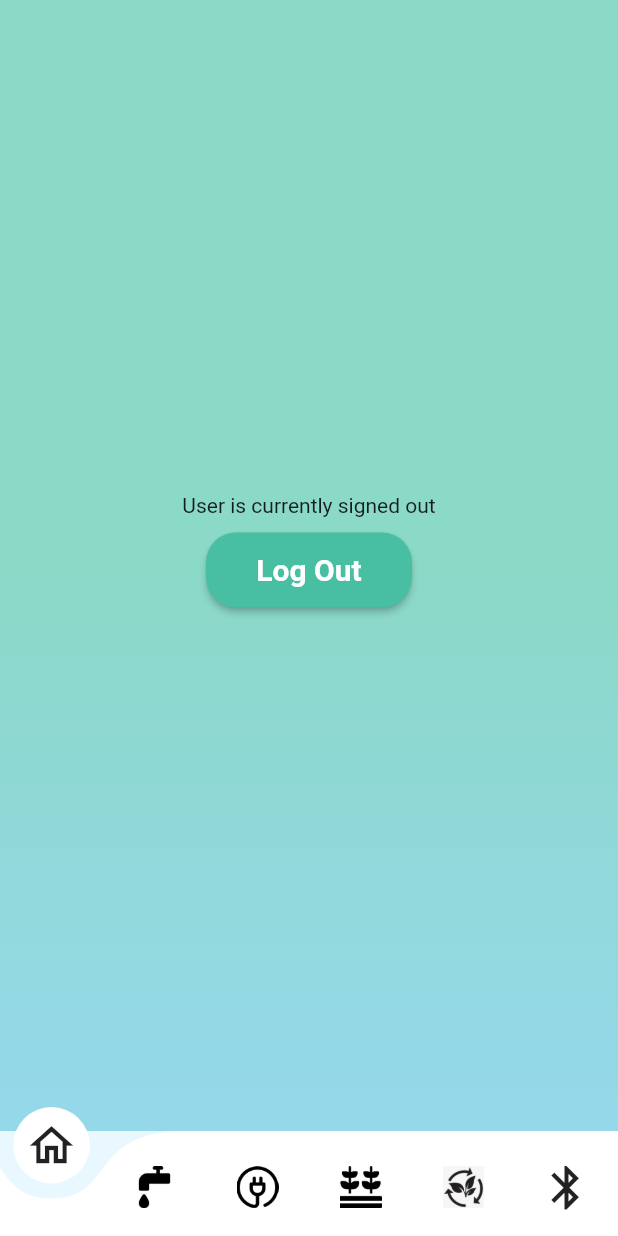
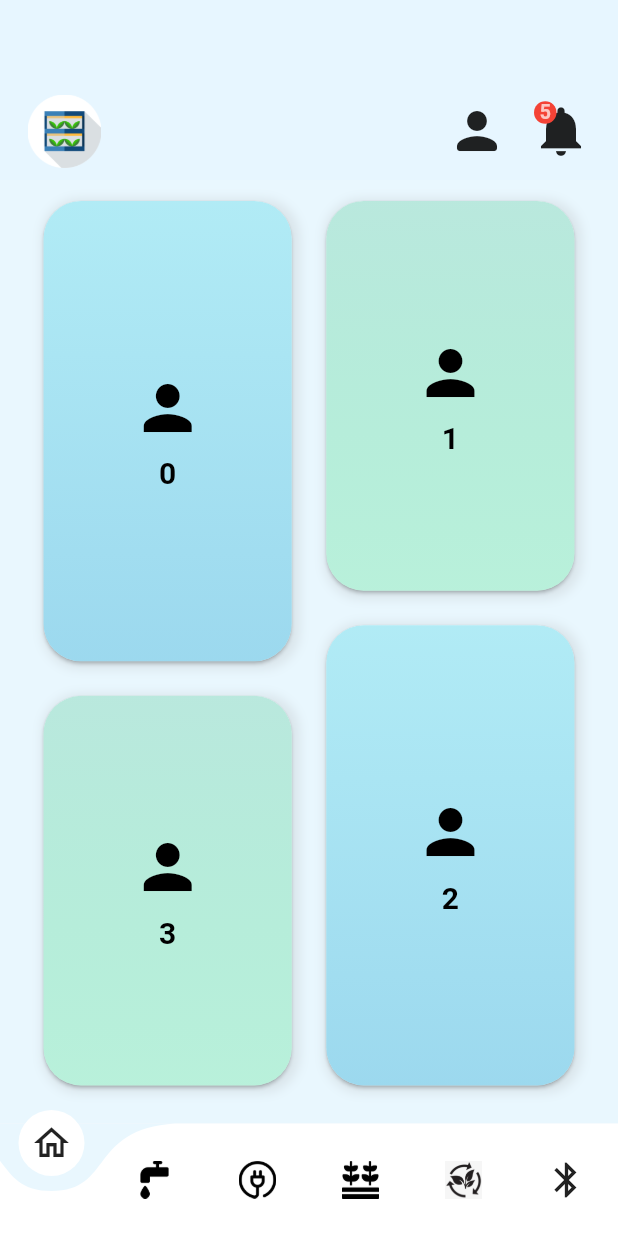
Before and after one commit to shadmanee/HydroFerma5, a Flutter app: the MobileNav screen opened directly, on a phone screen of 412 x 824 dp. Run offline on Flutter 3.47's test engine with Material 2 defaults, Android fonts, the phone set to English and light mode, and no system bars; drawn by our look-alikes of curved_navigation_bar; our stand-ins replace awesome_dialog, firebase_auth, firebase_core, flutter_animation_progress_bar, flutter_blue, fluttertoast and 1 more; accounts and stored records are empty.

Commit message:
commit 4
ki ki jeno korsilam monenai conflict check kore nite hobe (test.dart comment out)

```diff
--- a/Draft1/lib/home/mobile_dashboard.dart
+++ b/Draft1/lib/home/mobile_dashboard.dart
@@ -3,6 +3,7 @@ import 'package:flutter/material.dart';
 import 'package:hydroferma5/login+register/login/login.dart';
 import 'package:hydroferma5/util/buttons.dart';
 import 'package:hydroferma5/util/colors.dart';
+import 'package:flutter_staggered_grid_view/flutter_staggered_grid_view.dart';
 
 class Dashboard extends StatefulWidget {
   const Dashboard({Key? key}) : super(key: key);
@@ -30,6 +31,7 @@ class _DashboardState extends State<Dashboard> {
   // }
 
   String username = '';
+  int notifications = 5;
 
   void getCurrentUserDisplayName() {
     User? user = FirebaseAuth.instance.currentUser;
@@ -45,8 +47,7 @@ class _DashboardState extends State<Dashboard> {
     FirebaseAuth.instance.authStateChanges().listen((User? user) {
       if (user == null) {
         flag = false;
-      }
-      else {
+      } else {
         getCurrentUserDisplayName();
         flag = true;
       }
@@ -54,32 +55,197 @@ class _DashboardState extends State<Dashboard> {
     return flag;
   }
 
+  Widget _hasNotification() {
+    return notifications != 0
+        ? Positioned(
+            top: 8,
+            left: 10,
+            child: Container(
+              width: 15,
+              height: 15,
+              decoration: BoxDecoration(
+                shape: BoxShape.circle,
+                color: Colors.red,
+              ),
+              child: Text(
+                '$notifications',
+                style: TextStyle(
+                  color: Colors.white70,
+                  fontSize: 13,
+                  fontWeight: FontWeight.bold,
+                ),
+                textAlign: TextAlign.center,
+              ),
+            ),
+          )
+        : Container();
+  }
+
+  final List<String> items = ["Item 1", "Item 2", "Item 3", "Item 4"];
+  final List<IconData> icons = [
+    Icons.person,
+    Icons.person,
+    Icons.person,
+    Icons.person
+  ];
+
   @override
   Widget build(BuildContext context) {
+    return Scaffold(
+      backgroundColor: Color(0xD3E6F6FF),
+      body: Column(
+        children: [
+          Container(
+            padding: EdgeInsets.only(top: 55, left: 10, right: 10),
+            height: 120,
+            color: Color(0xD3E6F6FF),
+            child: Row(
+              mainAxisAlignment: MainAxisAlignment.spaceEvenly,
+              children: [
+                Container(
+                  child: IconButton(
+                    icon: Image.asset(
+                      'images/logo-white.png',
+                    ),
+                    iconSize: 50,
+                    onPressed: () {},
+                  ),
+                ),
+                Expanded(child: Container()),
+                Container(
+                  child: IconButton(
+                    icon: Icon(Icons.person_rounded),
+                    iconSize: 40,
+                    onPressed: () {},
+                  ),
+                ),
+                Container(
+                  child: Stack(
+                    children: [
+                      IconButton(
+                        icon: Icon(Icons.notifications),
+                        iconSize: 40,
+                        onPressed: () {},
+                      ),
+                      _hasNotification(),
+                    ],
+                  ),
+                ),
+              ],
+            ),
+          ),
+          Container(
+            height: 618,
+            padding: EdgeInsets.only(left: 20, right: 20),
+            child: StaggeredGridView.countBuilder(
+              crossAxisCount: 4,
+              itemCount: items.length,
+              itemBuilder: (BuildContext context, int index) =>
+                  _buildCard(icons[index], index.toString(), Colors.white24),
+              staggeredTileBuilder: (int index) => index % 2 == 0
+                  ? const StaggeredTile.count(2, 3.5)
+                  : const StaggeredTile.count(2, 3),
+              mainAxisSpacing: 5,
+              crossAxisSpacing: 5,
+              padding: EdgeInsets.only(top: 5),
+            ),
+          ),
+        ],
+      ),
+    );
+  }
+
+  Widget _buildCard(IconData icon, String label, Color color) {
     return Container(
+      margin: EdgeInsets.all(5),
       decoration: BoxDecoration(
+        borderRadius: BorderRadius.circular(25.0),
+        boxShadow: [
+          BoxShadow(
+            color: Colors.grey.withOpacity(0.2),
+            blurRadius: 5,
+            spreadRadius: -1,
+            offset: Offset(2, 2), // Shadow position
+          ),
+        ],
+      ),
+      child: GestureDetector(
+        onTap: () {
+          showModalBottomSheet(
+            context: context,
+            builder: (BuildContext context) {
+              double _sliderValue = 0.5; // initial value of the slider
+              return Container(
+                height: MediaQuery.of(context).size.height * 0.3, // adjust height as needed
+                child: Column(
+                  children: [
+                    Padding(
+                      padding: const EdgeInsets.all(16.0),
+                      child: Text(
+                        'Adjust the slider',
+                        style: TextStyle(fontSize: 18.0, fontWeight: FontWeight.bold),
+                      ),
+                    ),
+                    Slider(
+                      value: _sliderValue,
+                      onChanged: (double newValue) {
+                        setState(() {
+                          _sliderValue = newValue;
+                        });
+                      },
+                      min: 0,
+                      max: 1,
+                      divisions: 10,
+                      label: _sliderValue.toStringAsFixed(1),
+                    ),
+                  ],
+                ),
+              );
+            },
+          );
+        },
+        child: Card(
+          shape: RoundedRectangleBorder(
+            borderRadius: BorderRadius.circular(25.0),
+          ),
+          child: Container(
+            decoration: BoxDecoration(
+                borderRadius: BorderRadius.circular(25.0),
                 gradient: LinearGradient(
+                  colors: CardColor(label),
                   begin: Alignment.topCenter,
                   end: Alignment.bottomCenter,
-        colors: gradientList,
                 )),
-      child: Center(
             child: Column(
               mainAxisAlignment: MainAxisAlignment.center,
-          children: <Widget>[
-            Text(checkUser()
-                ? "User $username is currently signed in"
-                : "User is currently signed out"),
-            LoginRegisterButton(context, 'Log Out', () {
-              print("Signing Out");
-              FirebaseAuth.instance.signOut().then((value) {
-                Navigator.pushReplacement(context,
-                    MaterialPageRoute(builder: (context) => LoginPage()));
-              });
-            }),
+              children: [
+                Icon(
+                  icon,
+                  color: Colors.black,
+                  size: 48,
+                ),
+                SizedBox(height: 8),
+                Text(
+                  label,
+                  style: TextStyle(
+                    color: Colors.black,
+                    fontSize: 20,
+                    fontWeight: FontWeight.bold,
+                  ),
+                ),
               ],
+            ),
+          ),
         ),
       ),
     );
   }
 }
+
+List<Color> CardColor(String input) {
+  if (input == "0" || input == "2") {
+    return card2Colors;
+  } else {
+    return card1Colors;
+  }
+}
--- a/Draft1/lib/main.dart
+++ b/Draft1/lib/main.dart
@@ -4,6 +4,7 @@ import 'package:hydroferma5/home/mobile_dashboard.dart';
 import 'package:hydroferma5/login+register/login/login.dart';
 import 'package:hydroferma5/responsive/tablet.dart';
 import 'package:hydroferma5/test/test.dart';
+import 'package:hydroferma5/util/navbar.dart';
 import 'landing/mobile_land.dart';
 import 'login+register/login&register.dart';
 import 'login+register/register/signup.dart';
@@ -39,7 +40,7 @@ class AppScreen extends StatelessWidget {
   Widget build(BuildContext context) {
     return Scaffold(
       body: MediaQuery.of(context).orientation == Orientation.portrait
-          ? MobileLand()
+          ? PopupCarousel()
           : TabletScaffold(),
     );
   }
--- a/Draft1/lib/util/colors.dart
+++ b/Draft1/lib/util/colors.dart
@@ -2,8 +2,12 @@ import 'package:flutter/material.dart';
 
 var logo_blue = Color(0xff77AAD4);
 var logo_bg = Color(0xff3f6a95);
-var gradientList = [
-  Color(0xff8BD9C7),
-  Color(0xff8BD9C7),
-  Color(0xff95D8EB)
+var gradientList = [Color(0xff8BD9C7), Color(0xff8BD9C7), Color(0xff95D8EB)];
+var card1Colors = [
+  Color(0x998bd9c7),
+  Color(0x664fdaa4),
 ];
+var card2Colors = [
+  Color(0x997ddeef),
+  Color(0x995abfe3),
+];
--- a/Draft1/lib/util/navbar.dart
+++ b/Draft1/lib/util/navbar.dart
@@ -18,14 +18,14 @@ class _MobileNavState extends State<MobileNav> {
         bottomNavigationBar: CurvedNavigationBar(
           key: _bottomNavigationKey,
           index: 0,
-          height: 70.0,
+          height: 75.0,
           items: <Widget>[
-            Icon(Icons.home_outlined, size: 35),
-            Image.asset('images/water-tap.png', height: 28, width: 28),
-            Image.asset('images/energy.png', height: 28, width: 28),
-            Image.asset('images/agriculture.png', height: 28, width: 28),
-            Image.asset('images/lifecycle.png', height: 28, width: 28),
-            Icon(Icons.bluetooth, size: 35),
+            Icon(Icons.home_outlined, size: 28),
+            Image.asset('images/water-tap.png', height: 25, width: 25),
+            Image.asset('images/energy.png', height: 25, width: 25),
+            Image.asset('images/agriculture.png', height: 25, width: 25),
+            Image.asset('images/lifecycle.png', height: 25, width: 25),
+            Icon(Icons.bluetooth, size: 28),
           ],
           color: Colors.white,
           buttonBackgroundColor: Colors.white,
--- a/Draft1/pubspec.yaml
+++ b/Draft1/pubspec.yaml
@@ -52,6 +52,9 @@ dependencies:
   firebase_core: ^2.7.0
   firebase_auth: ^4.2.9
   fluttertoast: ^8.2.1
+  flutter_staggered_grid_view: ^0.4.0
+  sliding_up_panel: ^2.0.0+1
+  carousel_slider: ^4.2.1
 
 dev_dependencies:
   flutter_test:
```
Also changed, not shown: Draft1/pubspec.lock, 2 other files. Lines whose indentation alone changed are shown as unchanged.
